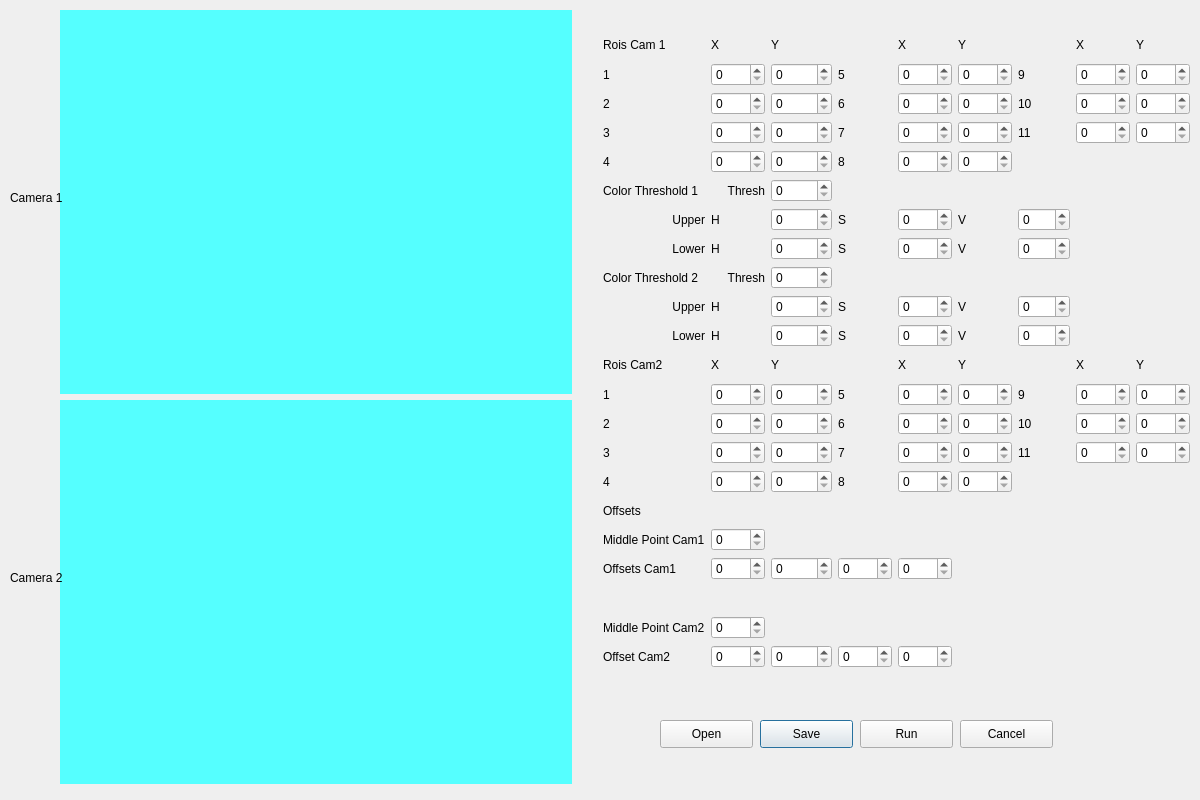
Before: the Qt Designer form Simulation.ui in rigoletiny/ovos_moles_gui, drawn with Qt 5.
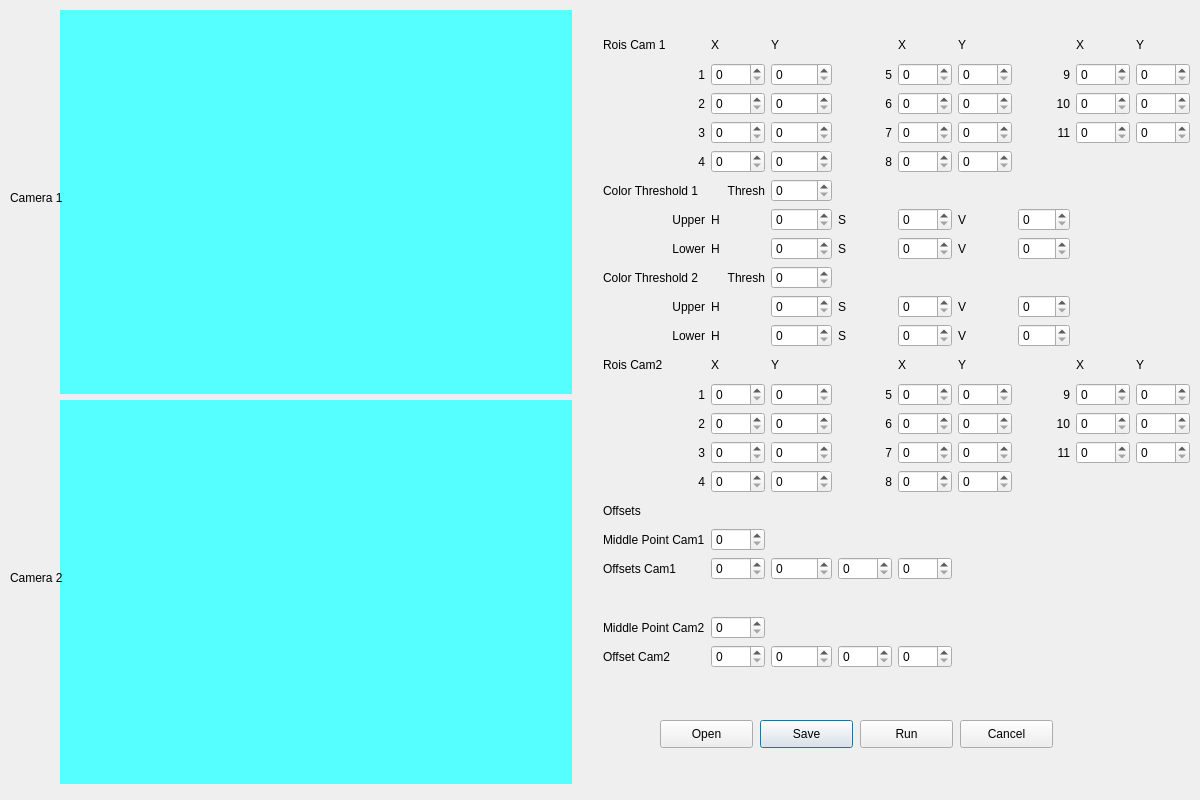
After: the same form once the commit is applied.

Commit message: Adding validation of handling files

Diff of the .ui file:
```diff
--- a/Simulation.ui
+++ b/Simulation.ui
@@ -164,6 +164,9 @@
       <property name="text">
        <string>6</string>
       </property>
+      <property name="alignment">
+       <set>Qt::AlignRight|Qt::AlignTrailing|Qt::AlignVCenter</set>
+      </property>
      </widget>
     </item>
     <item row="14" column="2">
@@ -185,6 +188,9 @@
       <property name="text">
        <string>7</string>
       </property>
+      <property name="alignment">
+       <set>Qt::AlignRight|Qt::AlignTrailing|Qt::AlignVCenter</set>
+      </property>
      </widget>
     </item>
     <item row="4" column="6">
@@ -192,6 +198,9 @@
       <property name="text">
        <string>11</string>
       </property>
+      <property name="alignment">
+       <set>Qt::AlignRight|Qt::AlignTrailing|Qt::AlignVCenter</set>
+      </property>
      </widget>
     </item>
     <item row="13" column="6">
@@ -199,6 +208,9 @@
       <property name="text">
        <string>9</string>
       </property>
+      <property name="alignment">
+       <set>Qt::AlignRight|Qt::AlignTrailing|Qt::AlignVCenter</set>
+      </property>
      </widget>
     </item>
     <item row="4" column="8">
@@ -213,6 +225,9 @@
       <property name="text">
        <string>10</string>
       </property>
+      <property name="alignment">
+       <set>Qt::AlignRight|Qt::AlignTrailing|Qt::AlignVCenter</set>
+      </property>
      </widget>
     </item>
     <item row="13" column="2">
@@ -227,6 +242,9 @@
       <property name="text">
        <string>6</string>
       </property>
+      <property name="alignment">
+       <set>Qt::AlignRight|Qt::AlignTrailing|Qt::AlignVCenter</set>
+      </property>
      </widget>
     </item>
     <item row="4" column="3">
@@ -234,6 +252,9 @@
       <property name="text">
        <string>7</string>
       </property>
+      <property name="alignment">
+       <set>Qt::AlignRight|Qt::AlignTrailing|Qt::AlignVCenter</set>
+      </property>
      </widget>
     </item>
     <item row="13" column="8">
@@ -255,6 +276,9 @@
       <property name="text">
        <string>3</string>
       </property>
+      <property name="alignment">
+       <set>Qt::AlignRight|Qt::AlignTrailing|Qt::AlignVCenter</set>
+      </property>
      </widget>
     </item>
     <item row="15" column="8">
@@ -276,6 +300,9 @@
       <property name="text">
        <string>11</string>
       </property>
+      <property name="alignment">
+       <set>Qt::AlignRight|Qt::AlignTrailing|Qt::AlignVCenter</set>
+      </property>
      </widget>
     </item>
     <item row="14" column="6">
@@ -283,6 +310,9 @@
       <property name="text">
        <string>10</string>
       </property>
+      <property name="alignment">
+       <set>Qt::AlignRight|Qt::AlignTrailing|Qt::AlignVCenter</set>
+      </property>
      </widget>
     </item>
     <item row="14" column="5">
@@ -297,6 +327,9 @@
       <property name="text">
        <string>5</string>
       </property>
+      <property name="alignment">
+       <set>Qt::AlignRight|Qt::AlignTrailing|Qt::AlignVCenter</set>
+      </property>
      </widget>
     </item>
     <item row="15" column="5">
@@ -311,6 +344,9 @@
       <property name="text">
        <string>8</string>
       </property>
+      <property name="alignment">
+       <set>Qt::AlignRight|Qt::AlignTrailing|Qt::AlignVCenter</set>
+      </property>
      </widget>
     </item>
     <item row="6" column="0">
@@ -325,6 +361,9 @@
       <property name="text">
        <string>9</string>
       </property>
+      <property name="alignment">
+       <set>Qt::AlignRight|Qt::AlignTrailing|Qt::AlignVCenter</set>
+      </property>
      </widget>
     </item>
     <item row="13" column="0">
@@ -332,6 +371,9 @@
       <property name="text">
        <string>1</string>
       </property>
+      <property name="alignment">
+       <set>Qt::AlignRight|Qt::AlignTrailing|Qt::AlignVCenter</set>
+      </property>
      </widget>
     </item>
     <item row="3" column="8">
@@ -416,6 +458,9 @@
       <property name="text">
        <string>4</string>
       </property>
+      <property name="alignment">
+       <set>Qt::AlignRight|Qt::AlignTrailing|Qt::AlignVCenter</set>
+      </property>
      </widget>
     </item>
     <item row="2" column="8">
@@ -430,6 +475,9 @@
       <property name="text">
        <string>5</string>
       </property>
+      <property name="alignment">
+       <set>Qt::AlignRight|Qt::AlignTrailing|Qt::AlignVCenter</set>
+      </property>
      </widget>
     </item>
     <item row="5" column="5">
@@ -619,6 +667,9 @@
       <property name="text">
        <string>8</string>
       </property>
+      <property name="alignment">
+       <set>Qt::AlignRight|Qt::AlignTrailing|Qt::AlignVCenter</set>
+      </property>
      </widget>
     </item>
     <item row="19" column="4">
@@ -661,6 +712,9 @@
       <property name="text">
        <string>4</string>
       </property>
+      <property name="alignment">
+       <set>Qt::AlignRight|Qt::AlignTrailing|Qt::AlignVCenter</set>
+      </property>
      </widget>
     </item>
     <item row="22" column="3">
@@ -856,6 +910,9 @@
       <property name="text">
        <string>2</string>
       </property>
+      <property name="alignment">
+       <set>Qt::AlignRight|Qt::AlignTrailing|Qt::AlignVCenter</set>
+      </property>
      </widget>
     </item>
     <item row="14" column="0">
@@ -863,6 +920,9 @@
       <property name="text">
        <string>2</string>
       </property>
+      <property name="alignment">
+       <set>Qt::AlignRight|Qt::AlignTrailing|Qt::AlignVCenter</set>
+      </property>
      </widget>
     </item>
     <item row="2" column="1">
@@ -880,6 +940,9 @@
       <property name="text">
        <string>3</string>
       </property>
+      <property name="alignment">
+       <set>Qt::AlignRight|Qt::AlignTrailing|Qt::AlignVCenter</set>
+      </property>
      </widget>
     </item>
     <item row="9" column="0">
@@ -897,6 +960,9 @@
       <property name="text">
        <string>1</string>
       </property>
+      <property name="alignment">
+       <set>Qt::AlignRight|Qt::AlignTrailing|Qt::AlignVCenter</set>
+      </property>
      </widget>
     </item>
     <item row="4" column="5">
```
Left out of the diff: 16 changed lines with no effect on the pictures. The commit also changes 1 other file.
